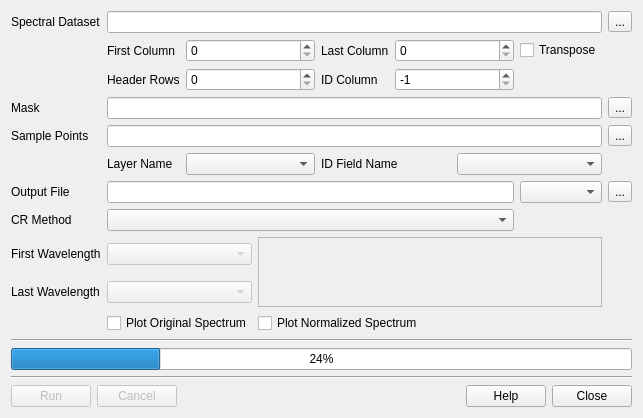
Old version of the form src/ui/contrem.ui in the repository rskelly/geotools.
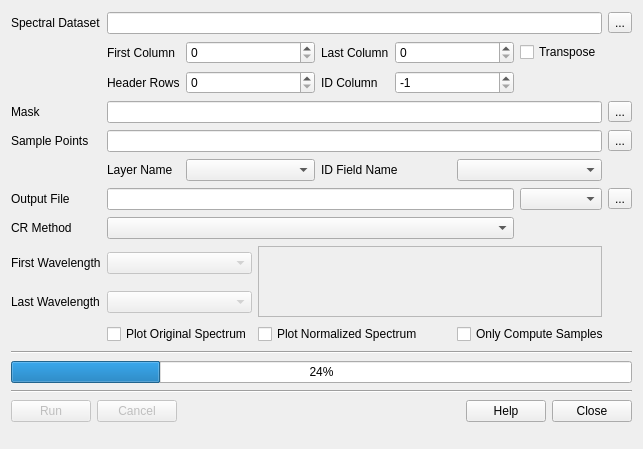
New version of the form.

Commit message: Enabled sample points on contrem; option to only process samples.

```diff
--- a/src/ui/contrem.ui
+++ b/src/ui/contrem.ui
@@ -7,7 +7,7 @@
     <x>0</x>
     <y>0</y>
     <width>643</width>
-    <height>418</height>
+    <height>449</height>
    </rect>
   </property>
   <property name="windowTitle">
@@ -307,6 +307,13 @@
      </property>
     </widget>
    </item>
+   <item row="10" column="7" colspan="3">
+    <widget class="QCheckBox" name="chkOnlySamples">
+     <property name="text">
+      <string>Only Compute Samples</string>
+     </property>
+    </widget>
+   </item>
   </layout>
  </widget>
  <resources/>
```
The commit also changes 8 other files.
